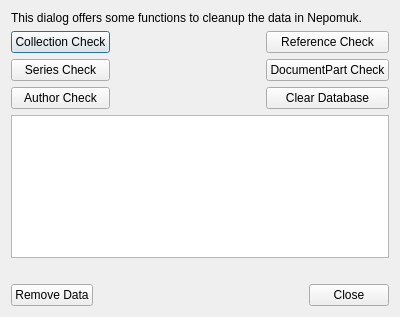
Qt form src/mainui/dialogs/dbcheckdialog.ui (KDE/conquirere) before a commit.
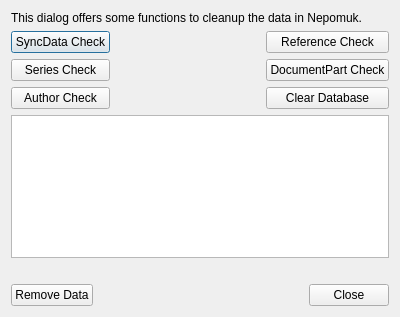
The same form after that commit. Custom widgets are drawn as their Qt base class.

```diff
--- a/src/mainui/dialogs/dbcheckdialog.ui
+++ b/src/mainui/dialogs/dbcheckdialog.ui
@@ -32,7 +32,7 @@
         <string>Find all Collections that don't have an article connected to it.</string>
        </property>
        <property name="text">
-        <string>Collection Check</string>
+        <string>SyncData Check</string>
        </property>
       </widget>
      </item>
```
